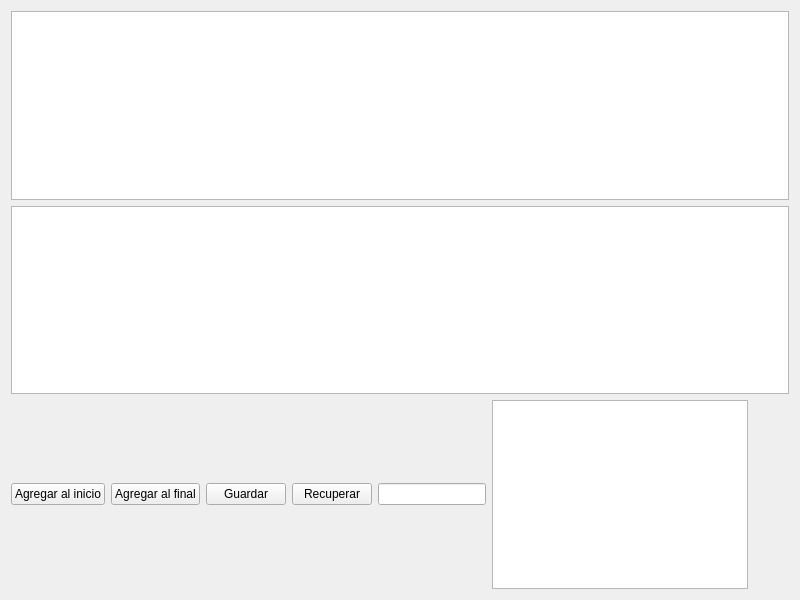
Old version of the form widget.ui in the repository JosueRobles/Actividad13_SA.
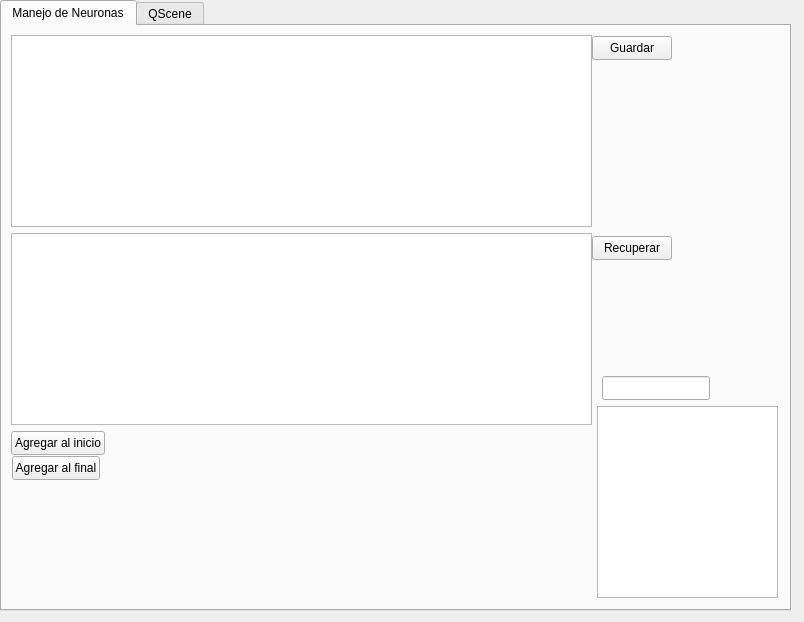
New version of the form.

What changed in the file:
```diff
--- a/widget.ui
+++ b/widget.ui
@@ -6,18 +6,38 @@
    <rect>
     <x>0</x>
     <y>0</y>
-    <width>800</width>
-    <height>600</height>
+    <width>804</width>
+    <height>622</height>
    </rect>
   </property>
   <property name="windowTitle">
    <string>Widget</string>
   </property>
-  <layout class="QHBoxLayout" name="horizontalLayout_2">
-   <item>
-    <layout class="QVBoxLayout" name="verticalLayout">
-     <item>
+  <widget class="QTabWidget" name="tabWidget">
+   <property name="geometry">
+    <rect>
+     <x>0</x>
+     <y>0</y>
+     <width>791</width>
+     <height>611</height>
+    </rect>
+   </property>
+   <property name="currentIndex">
+    <number>0</number>
+   </property>
+   <widget class="QWidget" name="tab">
+    <attribute name="title">
+     <string>Manejo de Neuronas</string>
+    </attribute>
       <widget class="QTableWidget" name="tableWidget">
+     <property name="geometry">
+      <rect>
+       <x>9</x>
+       <y>9</y>
+       <width>581</width>
+       <height>192</height>
+      </rect>
+     </property>
        <property name="editTriggers">
         <set>QAbstractItemView::NoEditTriggers</set>
        </property>
@@ -28,42 +48,77 @@
         <bool>true</bool>
        </attribute>
       </widget>
-     </item>
-     <item>
-      <widget class="QTableView" name="tableView"/>
-     </item>
-     <item>
-      <layout class="QHBoxLayout" name="horizontalLayout">
-       <item>
+    <widget class="QTableView" name="tableView">
+     <property name="geometry">
+      <rect>
+       <x>9</x>
+       <y>207</y>
+       <width>581</width>
+       <height>192</height>
+      </rect>
+     </property>
+    </widget>
         <widget class="QPushButton" name="agregarInicio">
+     <property name="geometry">
+      <rect>
+       <x>9</x>
+       <y>405</y>
+       <width>94</width>
+       <height>24</height>
+      </rect>
+     </property>
          <property name="text">
           <string>Agregar al inicio</string>
          </property>
         </widget>
-       </item>
-       <item>
         <widget class="QPushButton" name="agregarFinal">
+     <property name="geometry">
+      <rect>
+       <x>10</x>
+       <y>430</y>
+       <width>88</width>
+       <height>24</height>
+      </rect>
+     </property>
          <property name="text">
           <string>Agregar al final</string>
          </property>
         </widget>
-       </item>
-       <item>
         <widget class="QPushButton" name="guardar">
+     <property name="geometry">
+      <rect>
+       <x>590</x>
+       <y>10</y>
+       <width>80</width>
+       <height>24</height>
+      </rect>
+     </property>
          <property name="text">
           <string>Guardar</string>
          </property>
         </widget>
-       </item>
-       <item>
         <widget class="QPushButton" name="recuperar">
+     <property name="geometry">
+      <rect>
+       <x>590</x>
+       <y>210</y>
+       <width>80</width>
+       <height>24</height>
+      </rect>
+     </property>
          <property name="text">
           <string>Recuperar</string>
          </property>
         </widget>
-       </item>
-       <item>
         <widget class="QLineEdit" name="buscarId">
+     <property name="geometry">
+      <rect>
+       <x>600</x>
+       <y>350</y>
+       <width>108</width>
+       <height>24</height>
+      </rect>
+     </property>
          <property name="text">
           <string extracomment="Buscar neurona por id"/>
          </property>
@@ -71,28 +126,28 @@
           <string extracomment="Buscar neurona por id"/>
          </property>
         </widget>
-       </item>
+    <widget class="QListWidget" name="listWidget">
+     <property name="geometry">
+      <rect>
+       <x>595</x>
+       <y>380</y>
+       <width>181</width>
+       <height>192</height>
+      </rect>
+     </property>
+    </widget>
+   </widget>
+   <widget class="QWidget" name="tab_2">
+    <attribute name="title">
+     <string>QScene</string>
+    </attribute>
+    <layout class="QVBoxLayout" name="verticalLayout">
        <item>
-        <widget class="QListWidget" name="listWidget"/>
-       </item>
-       <item>
-        <spacer name="horizontalSpacer">
-         <property name="orientation">
-          <enum>Qt::Horizontal</enum>
-         </property>
-         <property name="sizeHint" stdset="0">
-          <size>
-           <width>40</width>
-           <height>20</height>
-          </size>
-         </property>
-        </spacer>
-       </item>
-      </layout>
-     </item>
-    </layout>
-   </item>
-  </layout>
+      <widget class="QGraphicsView" name="graphicsView"/>
+     </item>
+    </layout>
+   </widget>
+  </widget>
  </widget>
  <resources/>
  <connections/>
```
Lines whose indentation alone changed are shown as unchanged.
